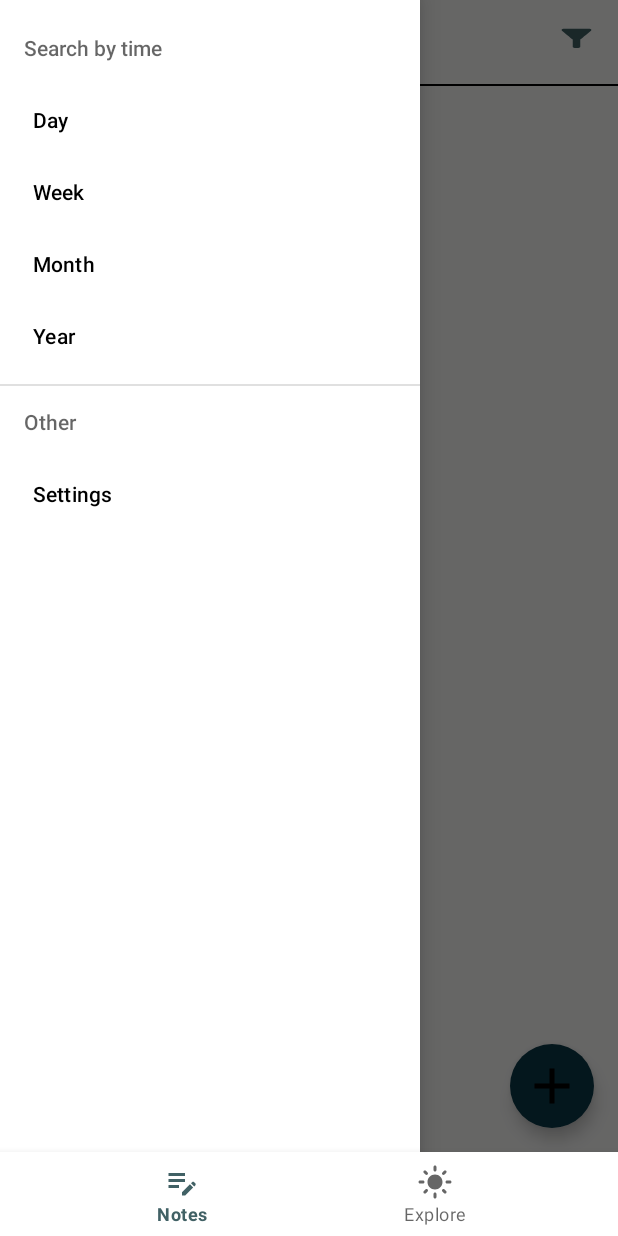
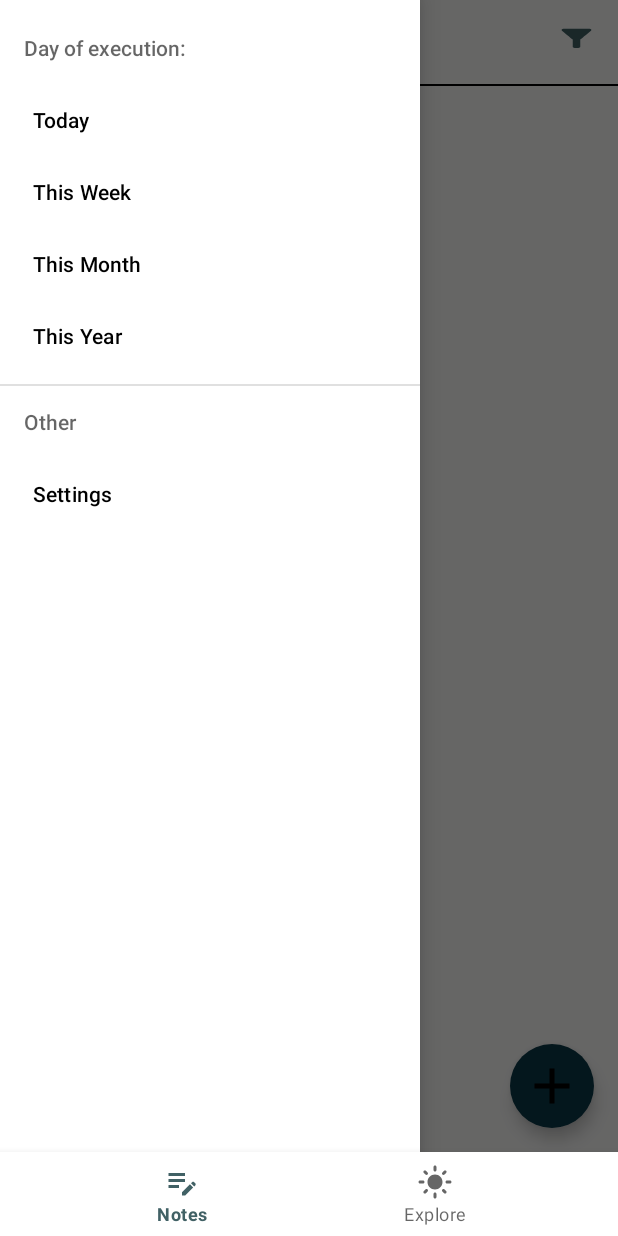
Before and after one commit to qwynbleid/ProductivityApp, an Android app: the NotesFragment screen opened directly, with no data from a screen before it, with the side drawer open, on a phone screen of 412 x 824 dp. Run offline under Robolectric (Android 15) with nearby library versions, the phone set to English and light mode, and no system bars; our stand-ins replace Firebase (no records; nobody signed in at launch, a user with empty details on screens opened directly).

Commit message:
Left-menu completed

```diff
--- a/app/src/main/res/menu/filter_menu.xml
+++ b/app/src/main/res/menu/filter_menu.xml
@@ -7,8 +7,9 @@
             android:enabled="false" />
     </group>
 
+    <item android:id="@+id/creation_date" android:title="Creation date"></item>
+    <item android:id="@+id/complete_date" android:title="Complete date"></item>
     <item android:id="@+id/priority" android:title="Priority"></item>
-    <item android:id="@+id/difficulty" android:title="Difficulty level"></item>
-    <item android:id="@+id/creation_date" android:title="Creation date"></item>
-    <item android:id="@+id/execution_date" android:title="Execution date"></item>
+<!--    <item android:id="@+id/difficulty" android:title="Difficulty level"></item>-->
+
 </menu>
--- a/app/src/main/res/menu/left_side_menu.xml
+++ b/app/src/main/res/menu/left_side_menu.xml
@@ -2,18 +2,18 @@
 <menu xmlns:android="http://schemas.android.com/apk/res/android"
     xmlns:tools="http://schemas.android.com/tools"
     tools:showIn="navigation_view">
-    <item android:title="Search by time">
+    <item android:title="Day of execution:">
         <menu>
-            <item android:title="Day"
+            <item android:title="Today"
                 android:id="@+id/dayBt"/>
 
-            <item android:title="Week"
+            <item android:title="This Week"
                 android:id="@+id/weekBt"/>
 
-            <item android:title="Month"
+            <item android:title="This Month"
                 android:id="@+id/monthBt"/>
 
-            <item android:title="Year"
+            <item android:title="This Year"
                 android:id="@+id/yearBt"/>
 
         </menu>
```
Also changed, not shown: app/src/main/java/com/example/myapp/ui/main/NotesFragment.kt (+98 -20 lines).
